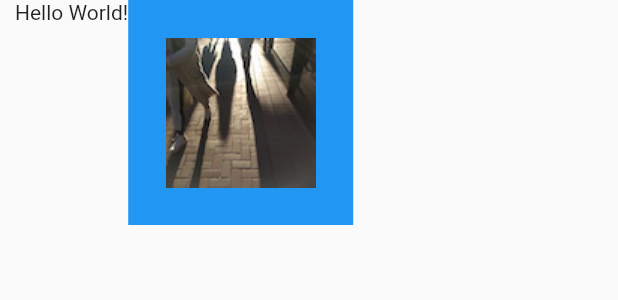
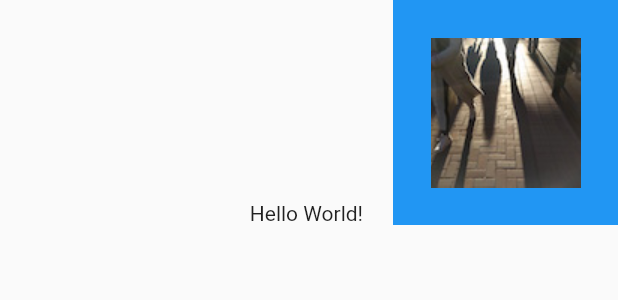
Before and after one commit to kylescf2/FlutterLearning, a Flutter app: what buildRect() shows on an empty page, opened directly, on a phone screen of 412 x 824 dp. Shown: the top 300 px of the screen. Run offline on Flutter 3.47's test engine with Material 2 defaults, Android fonts, the phone set to English and light mode, and no system bars.

Commit message:
MOD: 修改为右对齐

```diff
--- a/flutter_app/lib/main.dart
+++ b/flutter_app/lib/main.dart
@@ -245,10 +245,12 @@ Widget buildColumn() {
 
 Widget buildRect() {
   return Row(
-    crossAxisAlignment: CrossAxisAlignment.start,
+    mainAxisAlignment: MainAxisAlignment.end,
+    crossAxisAlignment: CrossAxisAlignment.end,
     children: <Widget>[
       const SizedBox(width: 10.0),
       Text("Hello World!"),
+      const SizedBox(width: 20.0),
       SizedBox(
         width: 150,
         height: 150,
```
